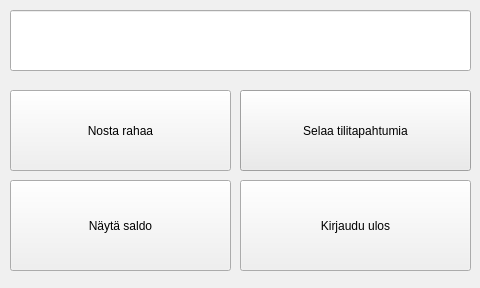
First picture: the form in PankkiAutomaatti/exe/pankkimenu.ui, repository banksimul2022/group2, before the edit.
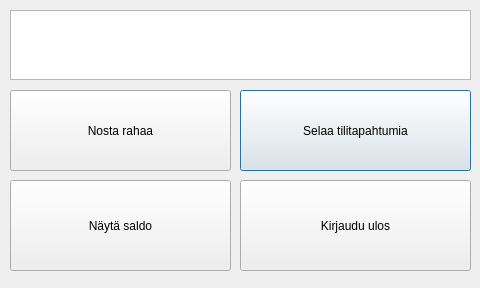
Second picture: the form after the edit.

Patch:
```diff
--- a/PankkiAutomaatti/exe/pankkimenu.ui
+++ b/PankkiAutomaatti/exe/pankkimenu.ui
@@ -12,552 +12,9 @@
   </property>
   <property name="palette">
    <palette>
-    <active>
-     <colorrole role="WindowText">
-      <brush brushstyle="SolidPattern">
-       <color alpha="255">
-        <red>0</red>
-        <green>0</green>
-        <blue>255</blue>
-       </color>
-      </brush>
-     </colorrole>
-     <colorrole role="Button">
-      <brush brushstyle="SolidPattern">
-       <color alpha="255">
-        <red>255</red>
-        <green>255</green>
-        <blue>255</blue>
-       </color>
-      </brush>
-     </colorrole>
-     <colorrole role="Light">
-      <brush brushstyle="SolidPattern">
-       <color alpha="255">
-        <red>0</red>
-        <green>0</green>
-        <blue>255</blue>
-       </color>
-      </brush>
-     </colorrole>
-     <colorrole role="Midlight">
-      <brush brushstyle="SolidPattern">
-       <color alpha="255">
-        <red>0</red>
-        <green>0</green>
-        <blue>255</blue>
-       </color>
-      </brush>
-     </colorrole>
-     <colorrole role="Dark">
-      <brush brushstyle="SolidPattern">
-       <color alpha="255">
-        <red>0</red>
-        <green>0</green>
-        <blue>255</blue>
-       </color>
-      </brush>
-     </colorrole>
-     <colorrole role="Mid">
-      <brush brushstyle="SolidPattern">
-       <color alpha="255">
-        <red>0</red>
-        <green>0</green>
-        <blue>255</blue>
-       </color>
-      </brush>
-     </colorrole>
-     <colorrole role="Text">
-      <brush brushstyle="SolidPattern">
-       <color alpha="255">
-        <red>0</red>
-        <green>0</green>
-        <blue>255</blue>
-       </color>
-      </brush>
-     </colorrole>
-     <colorrole role="BrightText">
-      <brush brushstyle="SolidPattern">
-       <color alpha="255">
-        <red>0</red>
-        <green>0</green>
-        <blue>255</blue>
-       </color>
-      </brush>
-     </colorrole>
-     <colorrole role="ButtonText">
-      <brush brushstyle="SolidPattern">
-       <color alpha="255">
-        <red>0</red>
-        <green>0</green>
-        <blue>255</blue>
-       </color>
-      </brush>
-     </colorrole>
-     <colorrole role="Base">
-      <brush brushstyle="SolidPattern">
-       <color alpha="255">
-        <red>255</red>
-        <green>255</green>
-        <blue>255</blue>
-       </color>
-      </brush>
-     </colorrole>
-     <colorrole role="Window">
-      <brush brushstyle="SolidPattern">
-       <color alpha="255">
-        <red>255</red>
-        <green>255</green>
-        <blue>255</blue>
-       </color>
-      </brush>
-     </colorrole>
-     <colorrole role="Shadow">
-      <brush brushstyle="SolidPattern">
-       <color alpha="255">
-        <red>0</red>
-        <green>0</green>
-        <blue>255</blue>
-       </color>
-      </brush>
-     </colorrole>
-     <colorrole role="Highlight">
-      <brush brushstyle="SolidPattern">
-       <color alpha="255">
-        <red>0</red>
-        <green>0</green>
-        <blue>255</blue>
-       </color>
-      </brush>
-     </colorrole>
-     <colorrole role="HighlightedText">
-      <brush brushstyle="SolidPattern">
-       <color alpha="255">
-        <red>255</red>
-        <green>255</green>
-        <blue>255</blue>
-       </color>
-      </brush>
-     </colorrole>
-     <colorrole role="Link">
-      <brush brushstyle="SolidPattern">
-       <color alpha="255">
-        <red>0</red>
-        <green>0</green>
-        <blue>255</blue>
-       </color>
-      </brush>
-     </colorrole>
-     <colorrole role="LinkVisited">
-      <brush brushstyle="SolidPattern">
-       <color alpha="255">
-        <red>0</red>
-        <green>0</green>
-        <blue>255</blue>
-       </color>
-      </brush>
-     </colorrole>
-     <colorrole role="AlternateBase">
-      <brush brushstyle="SolidPattern">
-       <color alpha="255">
-        <red>255</red>
-        <green>255</green>
-        <blue>255</blue>
-       </color>
-      </brush>
-     </colorrole>
-     <colorrole role="ToolTipBase">
-      <brush brushstyle="SolidPattern">
-       <color alpha="255">
-        <red>0</red>
-        <green>0</green>
-        <blue>255</blue>
-       </color>
-      </brush>
-     </colorrole>
-     <colorrole role="ToolTipText">
-      <brush brushstyle="SolidPattern">
-       <color alpha="255">
-        <red>0</red>
-        <green>0</green>
-        <blue>255</blue>
-       </color>
-      </brush>
-     </colorrole>
-     <colorrole role="PlaceholderText">
-      <brush brushstyle="SolidPattern">
-       <color alpha="128">
-        <red>0</red>
-        <green>0</green>
-        <blue>255</blue>
-       </color>
-      </brush>
-     </colorrole>
-    </active>
-    <inactive>
-     <colorrole role="WindowText">
-      <brush brushstyle="SolidPattern">
-       <color alpha="255">
-        <red>0</red>
-        <green>0</green>
-        <blue>0</blue>
-       </color>
-      </brush>
-     </colorrole>
-     <colorrole role="Button">
-      <brush brushstyle="SolidPattern">
-       <color alpha="255">
-        <red>240</red>
-        <green>240</green>
-        <blue>240</blue>
-       </color>
-      </brush>
-     </colorrole>
-     <colorrole role="Light">
-      <brush brushstyle="SolidPattern">
-       <color alpha="255">
-        <red>255</red>
-        <green>255</green>
-        <blue>255</blue>
-       </color>
-      </brush>
-     </colorrole>
-     <colorrole role="Midlight">
-      <brush brushstyle="SolidPattern">
-       <color alpha="255">
-        <red>227</red>
-        <green>227</green>
-        <blue>227</blue>
-       </color>
-      </brush>
-     </colorrole>
-     <colorrole role="Dark">
-      <brush brushstyle="SolidPattern">
-       <color alpha="255">
-        <red>160</red>
-        <green>160</green>
-        <blue>160</blue>
-       </color>
-      </brush>
-     </colorrole>
-     <colorrole role="Mid">
-      <brush brushstyle="SolidPattern">
-       <color alpha="255">
-        <red>160</red>
-        <green>160</green>
-        <blue>160</blue>
-       </color>
-      </brush>
-     </colorrole>
-     <colorrole role="Text">
-      <brush brushstyle="SolidPattern">
-       <color alpha="255">
-        <red>0</red>
-        <green>0</green>
-        <blue>0</blue>
-       </color>
-      </brush>
-     </colorrole>
-     <colorrole role="BrightText">
-      <brush brushstyle="SolidPattern">
-       <color alpha="255">
-        <red>255</red>
-        <green>255</green>
-        <blue>255</blue>
-       </color>
-      </brush>
-     </colorrole>
-     <colorrole role="ButtonText">
-      <brush brushstyle="SolidPattern">
-       <color alpha="255">
-        <red>0</red>
-        <green>0</green>
-        <blue>0</blue>
-       </color>
-      </brush>
-     </colorrole>
-     <colorrole role="Base">
-      <brush brushstyle="SolidPattern">
-       <color alpha="255">
-        <red>255</red>
-        <green>255</green>
-        <blue>255</blue>
-       </color>
-      </brush>
-     </colorrole>
-     <colorrole role="Window">
-      <brush brushstyle="SolidPattern">
-       <color alpha="255">
-        <red>240</red>
-        <green>240</green>
-        <blue>240</blue>
-       </color>
-      </brush>
-     </colorrole>
-     <colorrole role="Shadow">
-      <brush brushstyle="SolidPattern">
-       <color alpha="255">
-        <red>105</red>
-        <green>105</green>
-        <blue>105</blue>
-       </color>
-      </brush>
-     </colorrole>
-     <colorrole role="Highlight">
-      <brush brushstyle="SolidPattern">
-       <color alpha="255">
-        <red>240</red>
-        <green>240</green>
-        <blue>240</blue>
-       </color>
-      </brush>
-     </colorrole>
-     <colorrole role="HighlightedText">
-      <brush brushstyle="SolidPattern">
-       <color alpha="255">
-        <red>0</red>
-        <green>0</green>
-        <blue>0</blue>
-       </color>
-      </brush>
-     </colorrole>
-     <colorrole role="Link">
-      <brush brushstyle="SolidPattern">
-       <color alpha="255">
-        <red>0</red>
-        <green>0</green>
-        <blue>255</blue>
-       </color>
-      </brush>
-     </colorrole>
-     <colorrole role="LinkVisited">
-      <brush brushstyle="SolidPattern">
-       <color alpha="255">
-        <red>255</red>
-        <green>0</green>
-        <blue>255</blue>
-       </color>
-      </brush>
-     </colorrole>
-     <colorrole role="AlternateBase">
-      <brush brushstyle="SolidPattern">
-       <color alpha="255">
-        <red>245</red>
-        <green>245</green>
-        <blue>245</blue>
-       </color>
-      </brush>
-     </colorrole>
-     <colorrole role="ToolTipBase">
-      <brush brushstyle="SolidPattern">
-       <color alpha="255">
-        <red>255</red>
-        <green>255</green>
-        <blue>220</blue>
-       </color>
-      </brush>
-     </colorrole>
-     <colorrole role="ToolTipText">
-      <brush brushstyle="SolidPattern">
-       <color alpha="255">
-        <red>0</red>
-        <green>0</green>
-        <blue>0</blue>
-       </color>
-      </brush>
-     </colorrole>
-     <colorrole role="PlaceholderText">
-      <brush brushstyle="SolidPattern">
-       <color alpha="128">
-        <red>0</red>
-        <green>0</green>
-        <blue>0</blue>
-       </color>
-      </brush>
-     </colorrole>
-    </inactive>
-    <disabled>
-     <colorrole role="WindowText">
-      <brush brushstyle="SolidPattern">
-       <color alpha="255">
-        <red>0</red>
-        <green>0</green>
-        <blue>255</blue>
-       </color>
-      </brush>
-     </colorrole>
-     <colorrole role="Button">
-      <brush brushstyle="SolidPattern">
-       <color alpha="255">
-        <red>255</red>
-        <green>255</green>
-        <blue>255</blue>
-       </color>
-      </brush>
-     </colorrole>
-     <colorrole role="Light">
-      <brush brushstyle="SolidPattern">
-       <color alpha="255">
-        <red>0</red>
-        <green>0</green>
-        <blue>255</blue>
-       </color>
-      </brush>
-     </colorrole>
-     <colorrole role="Midlight">
-      <brush brushstyle="SolidPattern">
-       <color alpha="255">
-        <red>0</red>
-        <green>0</green>
-        <blue>255</blue>
-       </color>
-      </brush>
-     </colorrole>
-     <colorrole role="Dark">
-      <brush brushstyle="SolidPattern">
-       <color alpha="255">
-        <red>0</red>
-        <green>0</green>
-        <blue>255</blue>
-       </color>
-      </brush>
-     </colorrole>
-     <colorrole role="Mid">
-      <brush brushstyle="SolidPattern">
-       <color alpha="255">
-        <red>0</red>
-        <green>0</green>
-        <blue>255</blue>
-       </color>
-      </brush>
-     </colorrole>
-     <colorrole role="Text">
-      <brush brushstyle="SolidPattern">
-       <color alpha="255">
-        <red>0</red>
-        <green>0</green>
-        <blue>255</blue>
-       </color>
-      </brush>
-     </colorrole>
-     <colorrole role="BrightText">
-      <brush brushstyle="SolidPattern">
-       <color alpha="255">
-        <red>0</red>
-        <green>0</green>
-        <blue>255</blue>
-       </color>
-      </brush>
-     </colorrole>
-     <colorrole role="ButtonText">
-      <brush brushstyle="SolidPattern">
-       <color alpha="255">
-        <red>0</red>
-        <green>0</green>
-        <blue>255</blue>
-       </color>
-      </brush>
-     </colorrole>
-     <colorrole role="Base">
-      <brush brushstyle="SolidPattern">
-       <color alpha="255">
-        <red>255</red>
-        <green>255</green>
-        <blue>255</blue>
-       </color>
-      </brush>
-     </colorrole>
-     <colorrole role="Window">
-      <brush brushstyle="SolidPattern">
-       <color alpha="255">
-        <red>255</red>
-        <green>255</green>
-        <blue>255</blue>
-       </color>
-      </brush>
-     </colorrole>
-     <colorrole role="Shadow">
-      <brush brushstyle="SolidPattern">
-       <color alpha="255">
-        <red>0</red>
-        <green>0</green>
-        <blue>0</blue>
-       </color>
-      </brush>
-     </colorrole>
-     <colorrole role="Highlight">
-      <brush brushstyle="SolidPattern">
-       <color alpha="255">
-        <red>0</red>
-        <green>120</green>
-        <blue>215</blue>
-       </color>
-      </brush>
-     </colorrole>
-     <colorrole role="HighlightedText">
-      <brush brushstyle="SolidPattern">
-       <color alpha="255">
-        <red>255</red>
-        <green>255</green>
-        <blue>255</blue>
-       </color>
-      </brush>
-     </colorrole>
-     <colorrole role="Link">
-      <brush brushstyle="SolidPattern">
-       <color alpha="255">
-        <red>0</red>
-        <green>0</green>
-        <blue>255</blue>
-       </color>
-      </brush>
-     </colorrole>
-     <colorrole role="LinkVisited">
-      <brush brushstyle="SolidPattern">
-       <color alpha="255">
-        <red>255</red>
-        <green>0</green>
-        <blue>255</blue>
-       </color>
-      </brush>
-     </colorrole>
-     <colorrole role="AlternateBase">
-      <brush brushstyle="SolidPattern">
-       <color alpha="255">
-        <red>245</red>
-        <green>245</green>
-        <blue>245</blue>
-       </color>
-      </brush>
-     </colorrole>
-     <colorrole role="ToolTipBase">
-      <brush brushstyle="SolidPattern">
-       <color alpha="255">
-        <red>255</red>
-        <green>255</green>
-        <blue>220</blue>
-       </color>
-      </brush>
-     </colorrole>
-     <colorrole role="ToolTipText">
-      <brush brushstyle="SolidPattern">
-       <color alpha="255">
-        <red>0</red>
-        <green>0</green>
-        <blue>0</blue>
-       </color>
-      </brush>
-     </colorrole>
-     <colorrole role="PlaceholderText">
-      <brush brushstyle="SolidPattern">
-       <color alpha="128">
-        <red>0</red>
-        <green>0</green>
-        <blue>0</blue>
-       </color>
-      </brush>
-     </colorrole>
-    </disabled>
+    <active/>
+    <inactive/>
+    <disabled/>
    </palette>
   </property>
   <property name="windowTitle">
@@ -615,18 +72,15 @@
     <string>Näytä saldo</string>
    </property>
   </widget>
-  <widget class="QLineEdit" name="lineEdit">
+  <widget class="QTextEdit" name="textEdit">
    <property name="geometry">
     <rect>
      <x>10</x>
      <y>10</y>
      <width>461</width>
-     <height>61</height>
+     <height>70</height>
     </rect>
    </property>
-   <property name="readOnly">
-    <bool>true</bool>
-   </property>
   </widget>
  </widget>
  <resources/>
```
